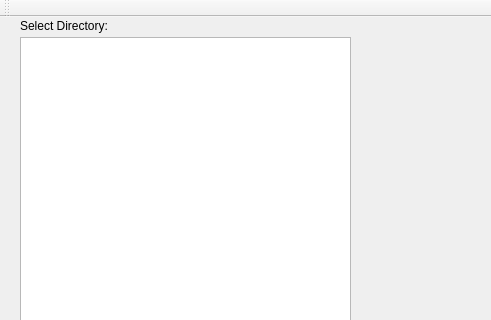
Qt form qt_creator_project/bbp-qt/mainwindow.ui (bestimmaa/batch-image-resizer-qt-opencv) before a commit; both pictures show x 0 to 491 and y 0 to 320 of the 856 by 671 pixel window.
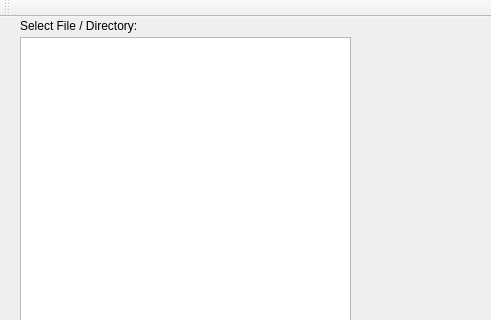
The same form after that commit.

What changed in the file:
```diff
--- a/qt_creator_project/bbp-qt/mainwindow.ui
+++ b/qt_creator_project/bbp-qt/mainwindow.ui
@@ -34,7 +34,7 @@
      </rect>
     </property>
     <property name="text">
-     <string>Select Directory:</string>
+     <string>Select File / Directory:</string>
     </property>
    </widget>
    <widget class="QPushButton" name="buttonConvert">
```
